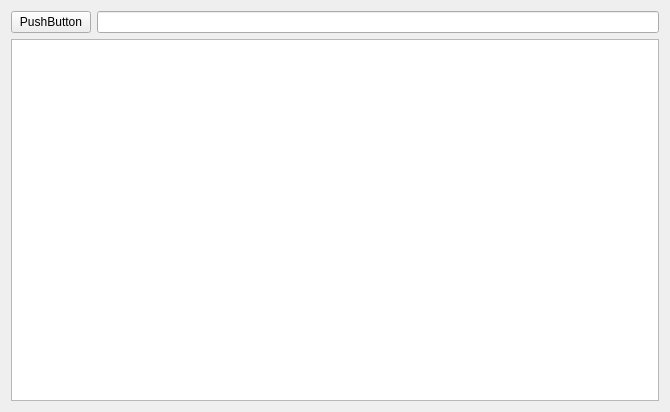
Old version of the form mainwindow.ui in the repository ephemerr/s3bar.
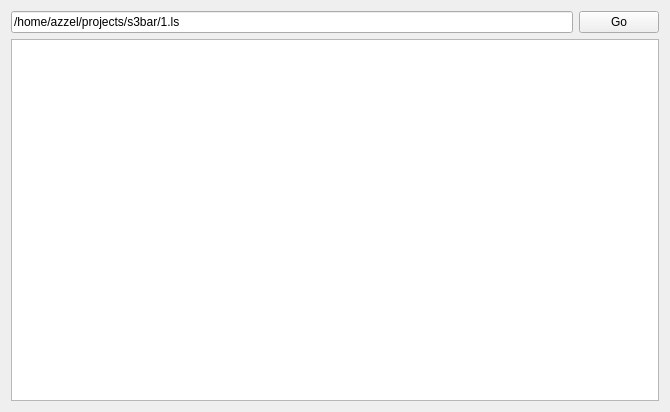
New version of the form.

```diff
--- a/mainwindow.ui
+++ b/mainwindow.ui
@@ -17,16 +17,20 @@
    <layout class="QVBoxLayout" name="verticalLayout">
     <item>
      <layout class="QHBoxLayout" name="horizontalLayout_2">
+      <item>
+       <widget class="QLineEdit" name="lineEdit">
+        <property name="text">
+         <string>/home/azzel/projects/s3bar/1.ls</string>
+        </property>
+       </widget>
+      </item>
       <item>
        <widget class="QPushButton" name="pushButton">
         <property name="text">
-         <string>PushButton</string>
+         <string>Go</string>
         </property>
        </widget>
       </item>
-      <item>
-       <widget class="QLineEdit" name="lineEdit"/>
-      </item>
      </layout>
     </item>
     <item>
```
Left out of the diff: 9 changed lines with no effect on the pictures.
